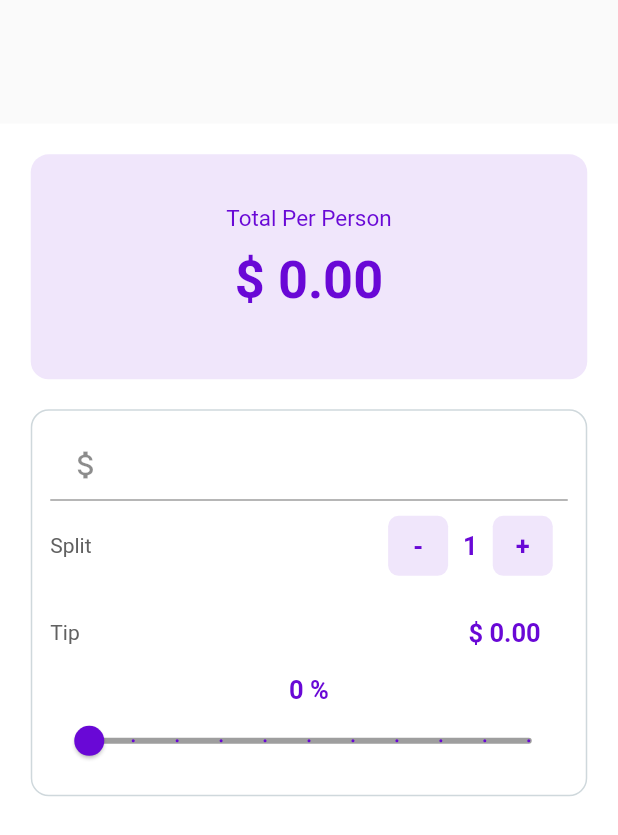
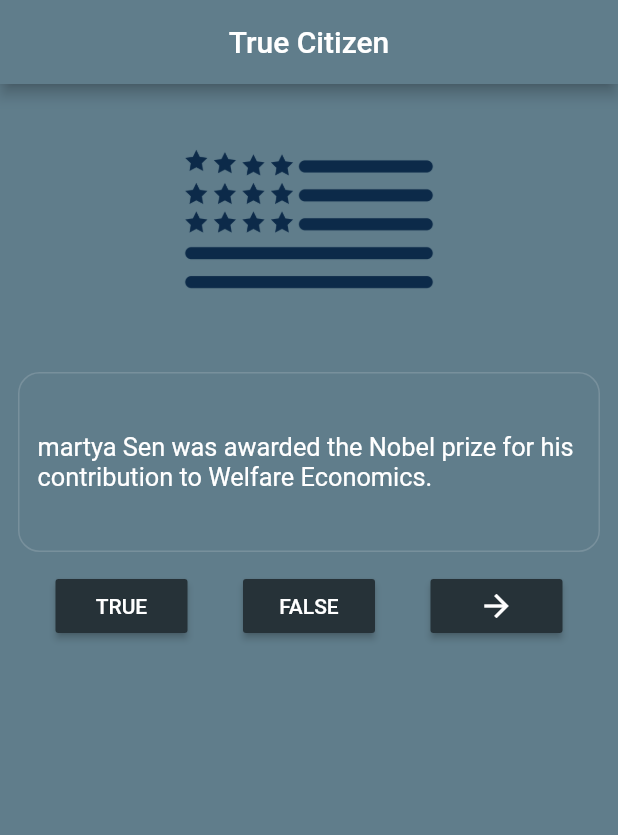
Before and after one commit to anandl-cuelogic/FlutterTraingProject, a Flutter app: the screen it shows after launch, on a phone screen of 412 x 824 dp. Shown: the top 835 px of the screen. Run offline on Flutter 3.47's test engine with Material 2 defaults, Android fonts, the phone set to English and light mode, and no system bars.

Commit message:
working on section 16

```diff
--- a/bizcard/lib/main.dart
+++ b/bizcard/lib/main.dart
@@ -2,5 +2,5 @@ import 'package:bizcard/ui/home.dart';
 import 'package:flutter/material.dart';
 
 void main() => runApp(new MaterialApp(
-  home: BillSplitter(),
+  home: QuizApp(),
 ));
--- /dev/null
+++ b/bizcard/lib/model/question.dart
@@ -0,0 +1,9 @@
+class Question {
+  String questionText;
+  bool isCorrect;
+
+  Question.name(this.questionText, this.isCorrect);
+
+
+
+}
--- a/bizcard/lib/ui/home.dart
+++ b/bizcard/lib/ui/home.dart
@@ -1,5 +1,111 @@
+import 'package:bizcard/model/question.dart';
 import 'package:bizcard/util/hexcolor.dart';
 import 'package:flutter/material.dart';
+
+class QuizApp extends StatefulWidget {
+  @override
+  _QuizAppState createState() => _QuizAppState();
+}
+
+class _QuizAppState extends State<QuizApp> {
+  List questionBank = [
+    Question.name("The National fruit of India is Mango", true),
+    Question.name("The National Sport of India is Hockey.", true),
+    Question.name(
+        "martya Sen was awarded the Nobel prize for his contribution to Welfare Economics.",
+        false),
+    Question.name(
+        "William Hewlett and David Packard set up a small company called apple.",
+        false),
+    Question.name(
+        "Earth Rotation is also called annual motion of the earth?", true),
+    Question.name(
+        "Sachin Tendulkar has not played a single International T20 match for India",
+        true),
+    Question.name(
+        "There are 4 sessions of the Parliament each year: Spring, Summer, Autumn and Winter",
+        true),
+    Question.name(
+        "The Captain Roop Singh stadium is named after a former Indian cricketer.",
+        false),
+    Question.name("The Mahabharata is a part of The Bhagavad Gita.", true)
+  ];
+
+  @override
+  Widget build(BuildContext context) {
+    return Scaffold(
+      appBar: AppBar(
+        title: Text("True Citizen"),
+        centerTitle: true,
+        backgroundColor: Colors.blueGrey,
+      ),
+      backgroundColor: Colors.blueGrey,
+      body: Container(
+        child: Column(
+          mainAxisAlignment: MainAxisAlignment.center,
+          children: <Widget>[
+            Center(
+              child: Image.asset(
+                "images/flag.png",
+                width: 250,
+                height: 180,
+              ),
+            ),
+            Padding(
+              padding: const EdgeInsets.all(12.0),
+              child: Container(
+                decoration: BoxDecoration(
+                    color: Colors.transparent,
+                    borderRadius: BorderRadius.circular(14.4),
+                    border: Border.all(
+                        color: Colors.blueGrey.shade400,
+                        style: BorderStyle.solid)),
+                height: 120.0,
+                child: Padding(
+                  padding: const EdgeInsets.all(12.0),
+                  child: Center(
+                      child: Text(
+                    questionBank[2].questionText,
+                    style: TextStyle(fontSize: 16.9, color: Colors.white),
+                  )),
+                ),
+              ),
+            ),
+            Row(
+              mainAxisAlignment: MainAxisAlignment.spaceEvenly,
+              children: <Widget>[
+                RaisedButton(
+                  onPressed: () => _checkAnswer(),
+                  color: Colors.blueGrey.shade900,
+                  child: Text(
+                    "TRUE",
+                    style: TextStyle(color: Colors.white),
+                  ),
+                ),
+                RaisedButton(
+                  onPressed: () => _checkAnswer(),
+                  color: Colors.blueGrey.shade900,
+                  child: Text(
+                    "FALSE",
+                    style: TextStyle(color: Colors.white),
+                  ),
+                ),
+                RaisedButton(
+                  onPressed: () => _checkAnswer(),
+                  color: Colors.blueGrey.shade900,
+                  child:Icon(Icons.arrow_forward, color: Colors.white,),
+                )
+              ],
+            ),
+            Spacer(),
+          ],
+        ),
+      ),
+    );
+  }
+}
+
+_checkAnswer() {}
 
 class BillSplitter extends StatefulWidget {
   @override
@@ -165,7 +271,7 @@ class _BillSplitterState extends State<BillSplitter> {
                       Padding(
                         padding: const EdgeInsets.all(18.0),
                         child: Text(
-                          " \$ ${calculateTotalTip(_billAmount,_personCounter,_tipPercentage).toStringAsFixed(2)}",
+                          " \$ ${calculateTotalTip(_billAmount, _personCounter, _tipPercentage).toStringAsFixed(2)}",
                           style: TextStyle(
                               color: _purple,
                               fontWeight: FontWeight.bold,
@@ -205,18 +311,20 @@ class _BillSplitterState extends State<BillSplitter> {
         ),
       ),
     );
+  }
 
+  calculateTotalPerPerson(double billAmount, int splitBy, int tipPercentage) {
+    var totalPerPerson =
+        (calculateTotalTip(billAmount, splitBy, tipPercentage) + billAmount) /
+            splitBy;
+    return totalPerPerson.toStringAsFixed(2);
+  }
 
-  }
-  calculateTotalPerPerson(double billAmount, int splitBy, int tipPercentage) {
-    var totalPerPerson =  (calculateTotalTip(billAmount, splitBy,tipPercentage) + billAmount)/splitBy;
-    return totalPerPerson.toStringAsFixed(2);
-
-  }
   calculateTotalTip(double billAmountm, int splitBy, int tipPercentage) {
     double totalTip = 0.0;
-    if(billAmountm < 0 || billAmountm.toString().isEmpty || billAmountm == null) {
-
+    if (billAmountm < 0 ||
+        billAmountm.toString().isEmpty ||
+        billAmountm == null) {
     } else {
       totalTip = (billAmountm * tipPercentage) / 100;
     }
@@ -287,7 +395,6 @@ class _WisdomState extends State<Wisdom> {
         ),
       ),
     );
-
   }
 
   void _showQuote() {
```
Also changed, not shown: bizcard/pubspec.yaml (+7 -2 lines), bizcard/images/flag.png (added).
